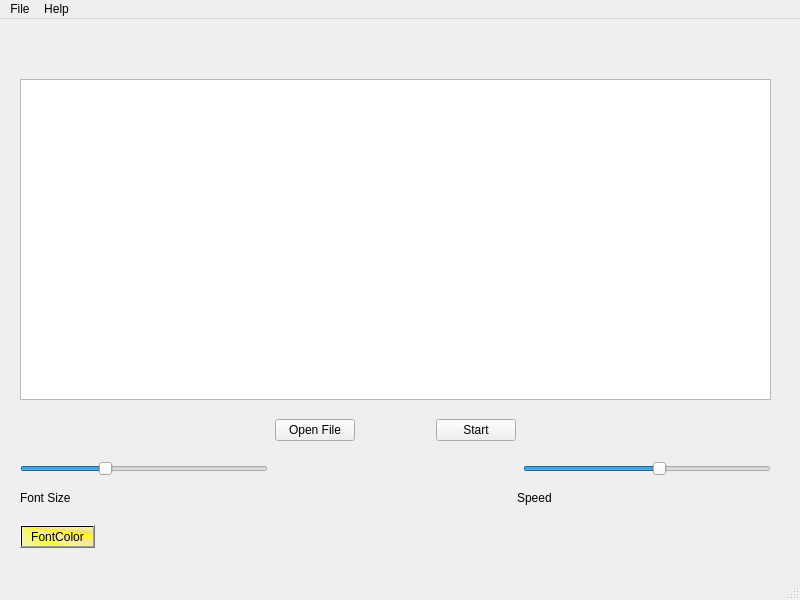
Above: mainwindow.ui from goHighMarketing/JacksTeleprompter before the change. Below: the same form after it.
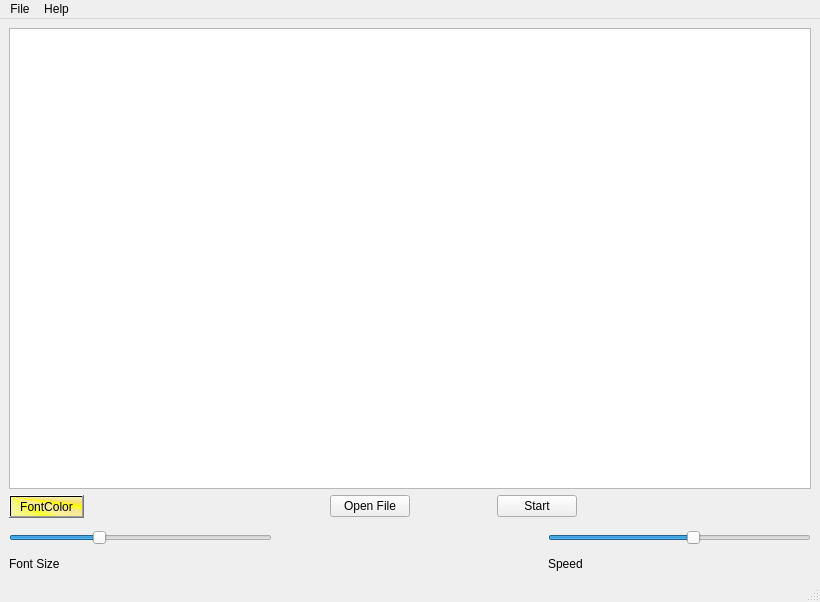
That is the form after the change. Icons and pictures are not drawn.

Diff of the .ui file:
```diff
--- a/mainwindow.ui
+++ b/mainwindow.ui
@@ -6,8 +6,8 @@
    <rect>
     <x>0</x>
     <y>0</y>
-    <width>800</width>
-    <height>600</height>
+    <width>820</width>
+    <height>602</height>
    </rect>
   </property>
   <property name="windowTitle">
@@ -18,29 +18,34 @@
     <normaloff>:/res/resources/Beasley.png</normaloff>:/res/resources/Beasley.png</iconset>
   </property>
   <widget class="QWidget" name="centralwidget">
+   <layout class="QGridLayout" name="gridLayout">
+    <item row="0" column="0">
    <widget class="QTextEdit" name="textEdit">
-    <property name="geometry">
-     <rect>
-      <x>20</x>
-      <y>60</y>
-      <width>751</width>
-      <height>321</height>
-     </rect>
-    </property>
     <property name="readOnly">
      <bool>true</bool>
     </property>
    </widget>
-   <widget class="QWidget" name="horizontalLayoutWidget">
-    <property name="geometry">
-     <rect>
-      <x>20</x>
-      <y>390</y>
-      <width>751</width>
-      <height>42</height>
-     </rect>
-    </property>
+    </item>
+    <item row="4" column="0">
+     <layout class="QVBoxLayout" name="verticalLayout">
+      <property name="spacing">
+       <number>12</number>
+      </property>
+      <property name="topMargin">
+       <number>0</number>
+      </property>
+      <item>
     <layout class="QHBoxLayout" name="horizontalLayout">
+        <item>
+         <widget class="QPushButton" name="pushButton_fontColor">
+          <property name="styleSheet">
+           <string notr="true">background-color: qconicalgradient(cx:0, cy:0, angle:135, stop:0 rgba(255, 255, 0, 69), stop:0.375 rgba(255, 255, 0, 69), stop:0.423533 rgba(251, 255, 0, 145), stop:0.45 rgba(247, 255, 0, 208), stop:0.477581 rgba(255, 244, 71, 130), stop:0.518717 rgba(255, 218, 71, 130), stop:0.55 rgba(255, 255, 0, 255), stop:0.57754 rgba(255, 203, 0, 130), stop:0.625 rgba(255, 255, 0, 69), stop:1 rgba(255, 255, 0, 69));</string>
+          </property>
+          <property name="text">
+           <string>FontColor</string>
+          </property>
+         </widget>
+        </item>
      <item>
       <spacer name="horizontalSpacer_2">
        <property name="orientation">
@@ -115,20 +120,15 @@
       </spacer>
      </item>
     </layout>
-   </widget>
-   <widget class="QWidget" name="verticalLayoutWidget">
-    <property name="geometry">
-     <rect>
-      <x>20</x>
-      <y>440</y>
-      <width>751</width>
-      <height>52</height>
-     </rect>
-    </property>
-    <layout class="QVBoxLayout" name="verticalLayout">
+      </item>
      <item>
       <layout class="QHBoxLayout" name="horizontalLayout_2">
        <item>
+         <layout class="QVBoxLayout" name="verticalLayout_3">
+          <property name="leftMargin">
+           <number>0</number>
+          </property>
+          <item>
         <widget class="QSlider" name="horizontalSlider">
          <property name="minimum">
           <number>8</number>
@@ -148,6 +148,15 @@
         </widget>
        </item>
        <item>
+           <widget class="QLabel" name="label_fontSize">
+            <property name="text">
+             <string>Font Size</string>
+            </property>
+           </widget>
+          </item>
+         </layout>
+        </item>
+        <item>
         <spacer name="horizontalSpacer_4">
          <property name="orientation">
           <enum>Qt::Horizontal</enum>
@@ -161,10 +170,15 @@
         </spacer>
        </item>
        <item>
+         <layout class="QVBoxLayout" name="verticalLayout_2" stretch="0,0">
+          <property name="leftMargin">
+           <number>0</number>
+          </property>
+          <property name="topMargin">
+           <number>0</number>
+          </property>
+          <item>
         <widget class="QSlider" name="horizontalSlider_Speed">
-         <property name="layoutDirection">
-          <enum>Qt::LeftToRight</enum>
-         </property>
          <property name="minimum">
           <number>10</number>
          </property>
@@ -179,33 +193,6 @@
          </property>
         </widget>
        </item>
-      </layout>
-     </item>
-     <item>
-      <layout class="QHBoxLayout" name="horizontalLayout_3">
-       <item>
-        <widget class="QLabel" name="label_fontSize">
-         <property name="text">
-          <string>Font Size</string>
-         </property>
-        </widget>
-       </item>
-       <item>
-        <spacer name="horizontalSpacer_5">
-         <property name="orientation">
-          <enum>Qt::Horizontal</enum>
-         </property>
-         <property name="sizeType">
-          <enum>QSizePolicy::Fixed</enum>
-         </property>
-         <property name="sizeHint" stdset="0">
-          <size>
-           <width>440</width>
-           <height>20</height>
-          </size>
-         </property>
-        </spacer>
-       </item>
        <item>
         <widget class="QLabel" name="label_Speed">
          <property name="text">
@@ -213,68 +200,20 @@
          </property>
         </widget>
        </item>
-       <item>
-        <spacer name="horizontalSpacer_6">
-         <property name="orientation">
-          <enum>Qt::Horizontal</enum>
-         </property>
-         <property name="sizeType">
-          <enum>QSizePolicy::Expanding</enum>
-         </property>
-         <property name="sizeHint" stdset="0">
-          <size>
-           <width>200</width>
-           <height>20</height>
-          </size>
-         </property>
-        </spacer>
+         </layout>
        </item>
       </layout>
      </item>
     </layout>
-   </widget>
-   <widget class="QWidget" name="horizontalLayoutWidget_2">
-    <property name="geometry">
-     <rect>
-      <x>20</x>
-      <y>500</y>
-      <width>751</width>
-      <height>36</height>
-     </rect>
-    </property>
-    <layout class="QHBoxLayout" name="horizontalLayout_4">
-     <item>
-      <widget class="QPushButton" name="pushButton_fontColor">
-       <property name="styleSheet">
-        <string notr="true">background-color: qconicalgradient(cx:0, cy:0, angle:135, stop:0 rgba(255, 255, 0, 69), stop:0.375 rgba(255, 255, 0, 69), stop:0.423533 rgba(251, 255, 0, 145), stop:0.45 rgba(247, 255, 0, 208), stop:0.477581 rgba(255, 244, 71, 130), stop:0.518717 rgba(255, 218, 71, 130), stop:0.55 rgba(255, 255, 0, 255), stop:0.57754 rgba(255, 203, 0, 130), stop:0.625 rgba(255, 255, 0, 69), stop:1 rgba(255, 255, 0, 69));</string>
-       </property>
-       <property name="text">
-        <string>FontColor</string>
-       </property>
-      </widget>
-     </item>
-     <item>
-      <spacer name="horizontalSpacer_7">
-       <property name="orientation">
-        <enum>Qt::Horizontal</enum>
-       </property>
-       <property name="sizeHint" stdset="0">
-        <size>
-         <width>40</width>
-         <height>20</height>
-        </size>
-       </property>
-      </spacer>
-     </item>
-    </layout>
-   </widget>
+    </item>
+   </layout>
   </widget>
   <widget class="QMenuBar" name="menubar">
    <property name="geometry">
     <rect>
      <x>0</x>
      <y>0</y>
-     <width>800</width>
+     <width>820</width>
      <height>30</height>
     </rect>
    </property>
```
Left out of the diff: 8 changed lines with no effect on the pictures. Lines whose indentation alone changed are shown as unchanged.
